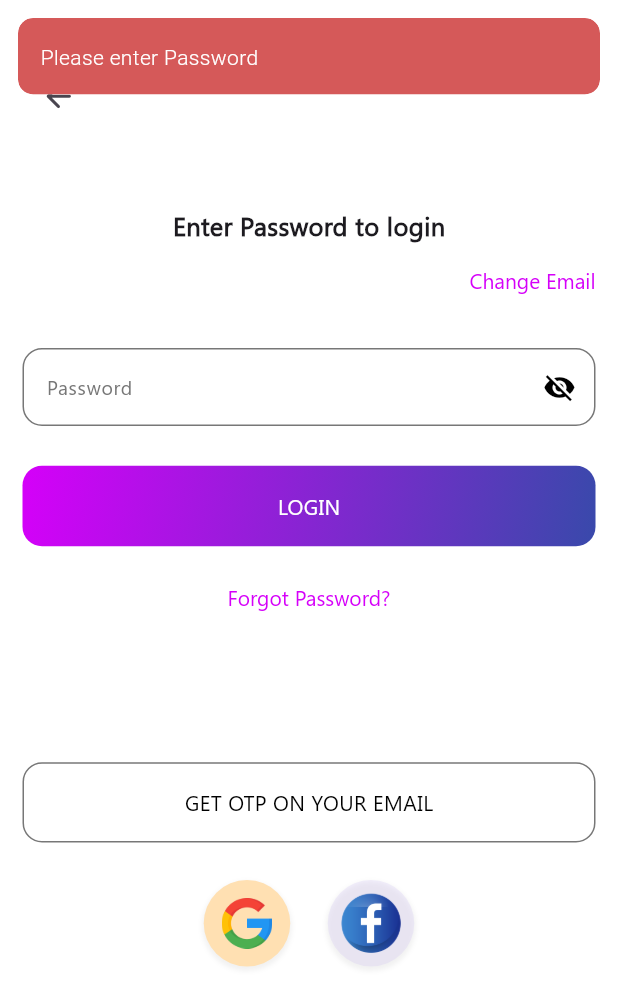
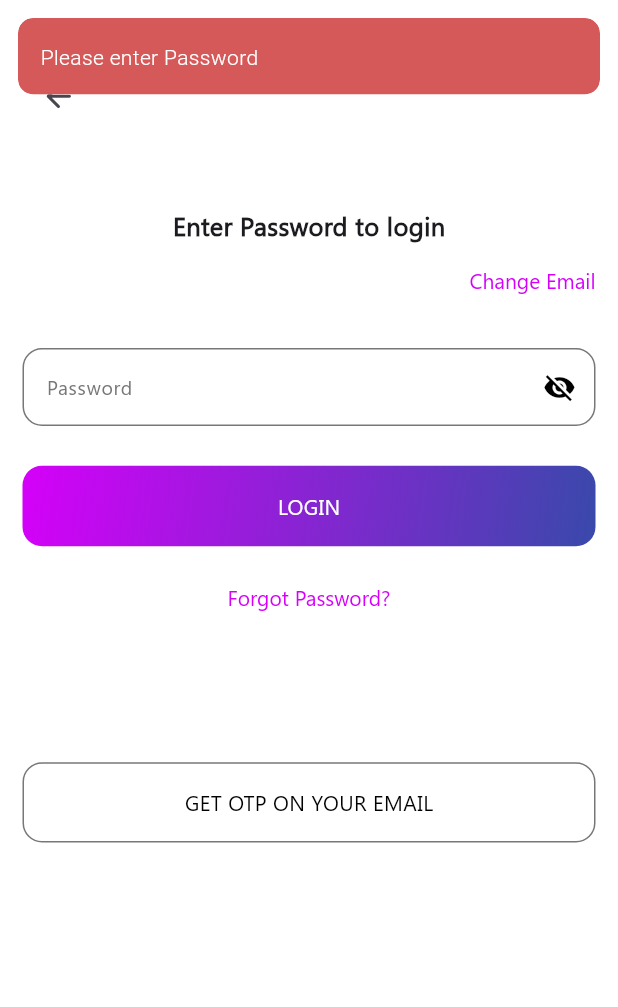
Before and after one commit to saltandglitz/SaltandGlitzJwelleryApp, a Flutter app: the SetPassword screen opened by its route, after a tap on "LOGIN", on a phone screen of 412 x 824 dp. Shown: the top 1007 px of the screen. Run offline on Flutter 3.47's test engine with Material 3 defaults, Android fonts, the phone set to English and light mode, and no system bars; our stand-ins replace cached_network_image, carousel_slider, connectivity_plus, cookie_jar, country_code_picker, dio and 15 more; missing offline and left inert: app_settings, flutter_facebook_auth, nuts_activity_indicator; accounts and stored records are empty; network calls fail.

```diff
--- a/lib/core/utils/local_strings.dart
+++ b/lib/core/utils/local_strings.dart
@@ -6,6 +6,14 @@ class LocalStrings {
   ///<<<------------------- API ------------------->>>
   static const String getHomeViewApi =
       "https://saltandglitz-api.vercel.app/v1/homePage/home";
+  static const String resetPasswordApi =
+      "https://saltandglitz-api.vercel.app/api/users/verifyOtpAndResetPassword/67a484dcc077e5fb34ec64f6";
+  static const String forgotPasswordApi =
+      "https://saltandglitz-api.vercel.app/api/users/forgotPassword/67a484dcc077e5fb34ec64f6";
+  static const String sendOtpApi =
+      "https://saltandglitz-api.vercel.app/v1/otp/send-otp";
+  static const String getOtpApi =
+      "https://saltandglitz-api.vercel.app/v1/otp/get-otp";
   static const String registerApi =
       "https://saltandglitz-api.vercel.app/api/users/register";
   static const String womenCategoriesApi =
--- a/lib/view/screens/add_to_cart/add_to_cart_screen.dart
+++ b/lib/view/screens/add_to_cart/add_to_cart_screen.dart
@@ -118,7 +118,6 @@ class _AddToCartScreenState extends State<AddToCartScreen> {
                   onTap: () async {
                     RxBool? isEnableNetwork =
                         await mainController.checkToAssignNetworkConnections();
-
                     if (isEnableNetwork!.value == true) {
                       controller.enableNetworkHideLoader();
                       Future.delayed(
--- a/lib/view/screens/set_password/set_password.dart
+++ b/lib/view/screens/set_password/set_password_screen.dart
@@ -2,11 +2,9 @@ import 'package:flutter/gestures.dart';
 import 'package:flutter/material.dart';
 import 'package:get/get.dart';
 import 'package:saltandGlitz/data/controller/set_password/set_password_controller.dart';
-
 import '../../../core/route/route.dart';
 import '../../../core/utils/color_resources.dart';
 import '../../../core/utils/dimensions.dart';
-import '../../../core/utils/images.dart';
 import '../../../core/utils/local_strings.dart';
 import '../../../core/utils/style.dart';
 import '../../../data/controller/create_account/create_account_controller.dart';
@@ -21,8 +19,13 @@ class SetPassword extends StatefulWidget {
 }
 
 class _SetPasswordState extends State<SetPassword> {
-  final createAccountController = Get.put(CreateAccountController());
-  final setPasswordController = Get.put(SetPasswordController());
+  final createAccountController = Get.put(
+    CreateAccountController(),
+  );
+  final setPasswordController = Get.put(
+    SetPasswordController(),
+  );
+  String? otp;
 
   @override
   void initState() {
@@ -142,7 +145,10 @@ class _SetPasswordState extends State<SetPassword> {
                   buttonName: LocalStrings.login,
                 ),
                 const SizedBox(height: Dimensions.space25),
-                RichText(
+                GetBuilder(
+                  init: CreateAccountController(),
+                  builder: (controller) {
+                    return RichText(
                       text: TextSpan(
                         children: [
                           TextSpan(
@@ -150,6 +156,13 @@ class _SetPasswordState extends State<SetPassword> {
                             recognizer: TapGestureRecognizer()
                               ..onTap = () {
                                 Get.toNamed(RouteHelper.forgetPasswordScreen);
+                                controller.resetPasswordApiMethod(
+                                  newPassword:
+                                      controller.passwordController.text,
+                                  otp: otp,
+                                  email: setPasswordController.email,
+                                  context: context,
+                                );
                               },
                             style: mediumLarge.copyWith(
                               color: ColorResources.offerColor,
@@ -157,12 +170,21 @@ class _SetPasswordState extends State<SetPassword> {
                           ),
                         ],
                       ),
+                    );
+                  },
                 ),
                 const SizedBox(height: Dimensions.space100),
-                CommonButton(
+                GetBuilder(
+                  init: CreateAccountController(),
+                  builder: (ctrl) {
+                    return CommonButton(
                       onTap: () {
                         //Navigate to setPassword page
                         Get.toNamed(RouteHelper.setOtpScreen);
+                        createAccountController.sendOtpApiMethod(
+                          email: setPasswordController.email,
+                          context: context,
+                        );
                       },
                       height: size.height * 0.065,
                       width: double.infinity,
@@ -173,47 +195,8 @@ class _SetPasswordState extends State<SetPassword> {
                       borderColor: ColorResources.borderColor,
                       gradientFirstColor: ColorResources.whiteColor,
                       gradientSecondColor: ColorResources.whiteColor,
-                ),
-                const SizedBox(height: Dimensions.space25),
-                Row(
-                  mainAxisAlignment: MainAxisAlignment.center,
-                  children: [
-                    Container(
-                      height: size.height * 0.070,
-                      padding: const EdgeInsets.all(12),
-                      decoration: BoxDecoration(
-                        color: ColorResources.helpNeedThirdColor,
-                        shape: BoxShape.circle,
-                        boxShadow: [
-                          BoxShadow(
-                            color: ColorResources.borderColor.withOpacity(0.1),
-                            spreadRadius: 1,
-                            blurRadius: 2,
-                            offset: const Offset(0, 2),
-                          ),
-                        ],
-                      ),
-                      child: Image.asset(MyImages.googleImage),
-                    ),
-                    const SizedBox(width: Dimensions.space25),
-                    Container(
-                      height: size.height * 0.070,
-                      padding: const EdgeInsets.all(7),
-                      decoration: BoxDecoration(
-                        color: ColorResources.offerSixColor.withOpacity(0.2),
-                        shape: BoxShape.circle,
-                        boxShadow: [
-                          BoxShadow(
-                            color: ColorResources.borderColor.withOpacity(0.1),
-                            spreadRadius: 1,
-                            blurRadius: 2,
-                            offset: const Offset(0, 2),
-                          ),
-                        ],
-                      ),
-                      child: Image.asset(MyImages.facebookImage),
-                    ),
-                  ],
+                    );
+                  },
                 ),
               ],
             ),
```
Also changed, not shown: lib/core/route/route.dart (+7 -4 lines), lib/data/controller/create_account/create_account_controller.dart (+168 -15 lines), lib/view/screens/dashboard/dashboard_screen.dart (+61 -60 lines), lib/view/screens/forget_password/forget_password.dart (+17 -4 lines), lib/view/screens/login/login_screen.dart (+20 -26 lines), lib/view/screens/set_otp/set_otp_screen.dart (renamed from lib/view/screens/set_otp/set_otp.dart, +100 -89 lines), lib/view/screens/splash/splash_screen.dart (+22 -12 lines). Lines whose indentation alone changed are shown as unchanged.
